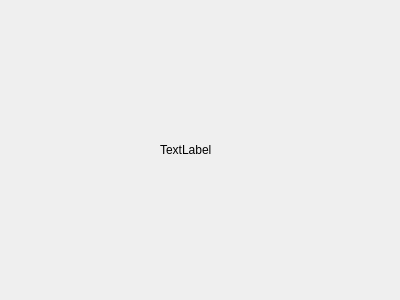
Old version of the form NoGo/giveup.ui in the repository Zhouyutian22/NoGoTeam3.
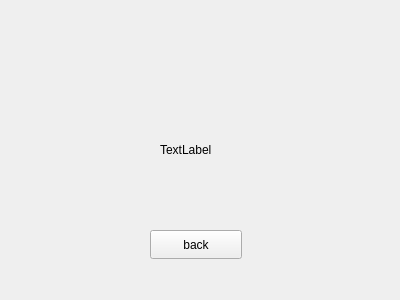
New version of the form.

The edit to the form file:
```diff
--- a/NoGo/giveup.ui
+++ b/NoGo/giveup.ui
@@ -26,6 +26,19 @@
     <string>TextLabel</string>
    </property>
   </widget>
+  <widget class="QPushButton" name="pushButton">
+   <property name="geometry">
+    <rect>
+     <x>150</x>
+     <y>230</y>
+     <width>92</width>
+     <height>29</height>
+    </rect>
+   </property>
+   <property name="text">
+    <string>back</string>
+   </property>
+  </widget>
  </widget>
  <resources/>
  <connections/>
```
